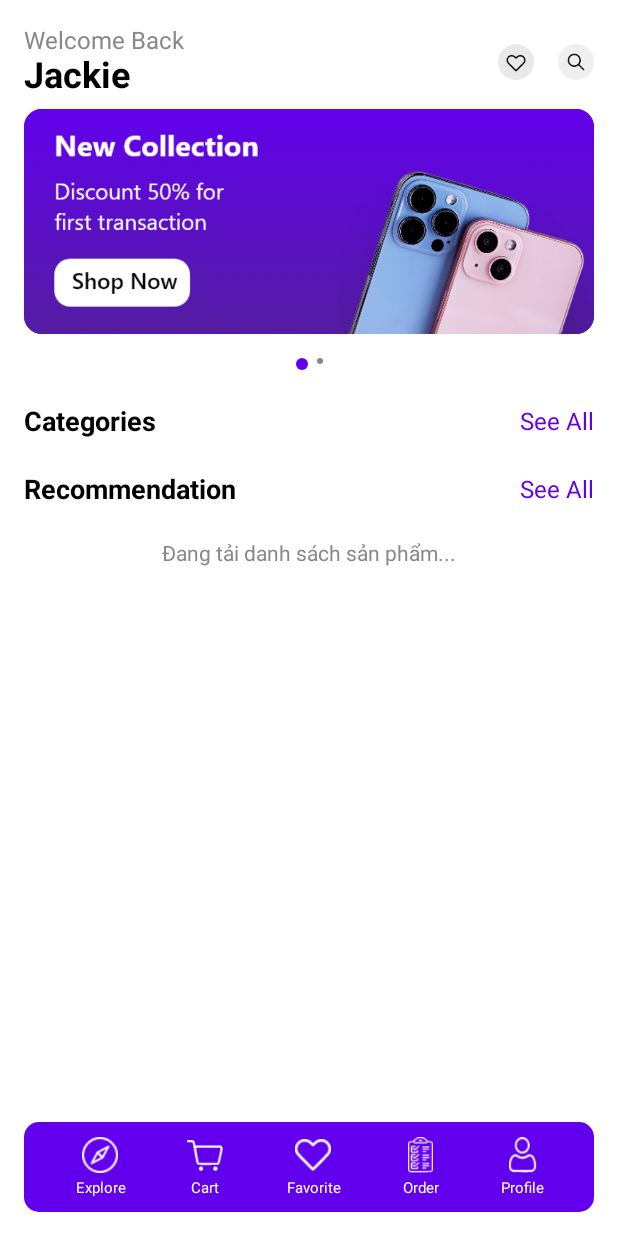
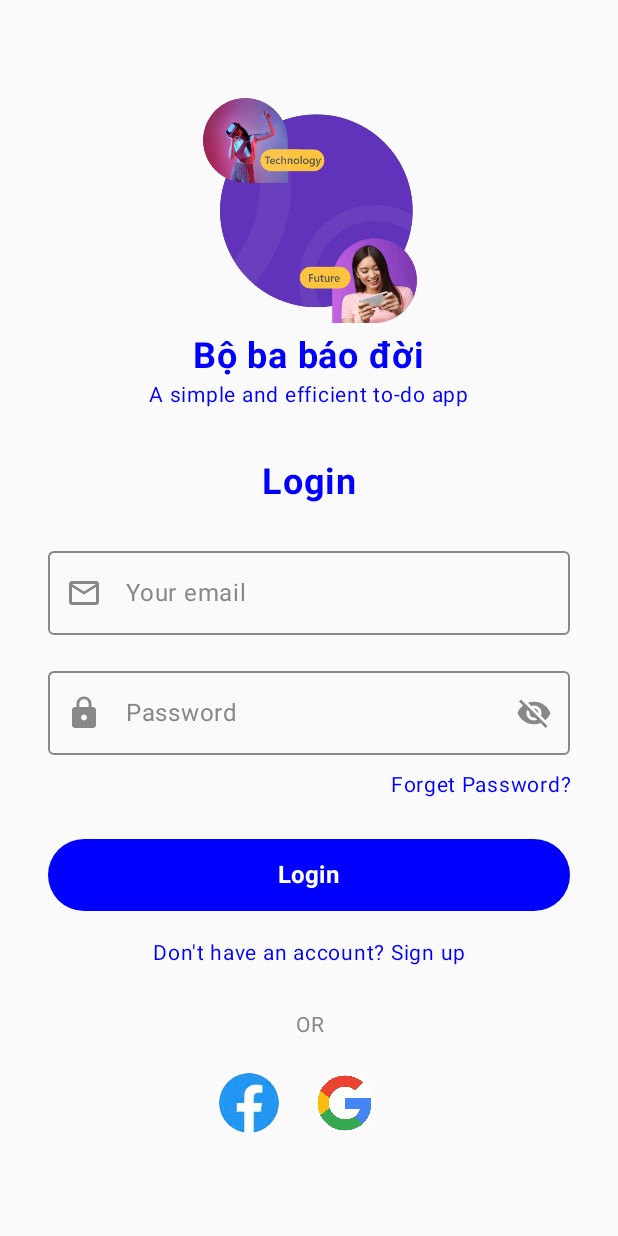
Before and after one commit to NgoCongTuyen/APPBANLAPTOP, an Android app built with Jetpack Compose: the screen it shows after launch (MainActivity before the commit, LoginActivity after it), after a tap on an icon or button, on a phone screen of 412 x 824 dp. Run offline under Robolectric (Android 15) with nearby library versions, the phone set to English and light mode, and no system bars; our stand-ins replace Firebase (no records; nobody signed in at launch, a user with empty details on screens opened directly).

Commit message:
update sign-in

```diff
--- a/app/src/main/java/com/example/appbanlaptop/Activity/IntroActivity.kt
+++ b/app/src/main/java/com/example/appbanlaptop/Activity/IntroActivity.kt
@@ -45,7 +45,7 @@ class IntroActivity : ComponentActivity() {
         setContent {
             APPBANLAPTOPTheme {  // Thêm dòng này để bọc theme
                 IntroScreen(onClick = {
-                    startActivity(Intent(this, MainActivity::class.java))
+                    startActivity(Intent(this, LoginActivity::class.java))
                     finish()
                 })
             }
--- /dev/null
+++ b/app/src/main/java/com/example/appbanlaptop/Activity/LoginActivity.kt
@@ -0,0 +1,105 @@
+package com.example.appbanlaptop.Activity
+
+import android.content.Intent
+import android.os.Bundle
+import android.util.Log
+import androidx.activity.ComponentActivity
+import androidx.activity.compose.setContent
+import androidx.activity.result.contract.ActivityResultContracts
+import androidx.lifecycle.ViewModelProvider
+import com.example.appbanlaptop.MainActivity
+import com.example.appbanlaptop.R
+import com.example.appbanlaptop.ui.theme.APPBANLAPTOPTheme
+import com.google.android.gms.auth.api.signin.GoogleSignIn
+import com.google.android.gms.auth.api.signin.GoogleSignInClient
+import com.google.android.gms.auth.api.signin.GoogleSignInOptions
+import com.google.android.gms.common.api.ApiException
+import com.google.firebase.auth.FirebaseAuth
+import com.google.firebase.auth.GoogleAuthProvider
+import com.google.firebase.database.FirebaseDatabase
+
+class LoginActivity : ComponentActivity() {
+
+    private lateinit var googleSignInClient: GoogleSignInClient
+    private lateinit var viewModel: LoginViewModel
+
+    private val googleSignInLauncher = registerForActivityResult(ActivityResultContracts.StartActivityForResult()) { result ->
+        val task = GoogleSignIn.getSignedInAccountFromIntent(result.data)
+        try {
+            val account = task.getResult(ApiException::class.java)
+            firebaseAuthWithGoogle(account.idToken!!)
+        } catch (e: ApiException) {
+            Log.e("GoogleSignInError", "Google Sign-In failed: ${e.statusCode} - ${e.message}", e)
+            viewModel.errorMessage.value = "Google Sign-In failed: ${e.statusCode} - ${e.message}"        }
+    }
+
+    override fun onCreate(savedInstanceState: Bundle?) {
+        super.onCreate(savedInstanceState)
+
+        // Khởi tạo Google Sign-In
+        val gso = GoogleSignInOptions.Builder(GoogleSignInOptions.DEFAULT_SIGN_IN)
+            .requestIdToken("312176967841-vi09lepvd4htvomtt475t5krk8qhd71b.apps.googleusercontent.com")
+            .requestEmail()
+            .build()
+        googleSignInClient = GoogleSignIn.getClient(this, gso)
+
+        // Khởi tạo ViewModel
+        viewModel = ViewModelProvider(this).get(LoginViewModel::class.java)
+
+        setContent {
+            APPBANLAPTOPTheme {
+                LoginScreen(
+                    viewModel = viewModel,
+                    onLoginSuccess = {
+                        startActivity(Intent(this, MainActivity::class.java))
+                        finish()
+                    },
+                    onSignUpClicked = {
+                        startActivity(Intent(this, SignUpActivity::class.java))
+                        finish()
+                    },
+                    onGoogleSignInClicked = {
+                        signInWithGoogle()
+                    }
+                )
+            }
+        }
+    }
+
+    private fun firebaseAuthWithGoogle(idToken: String) {
+        val credential = GoogleAuthProvider.getCredential(idToken, null)
+        FirebaseAuth.getInstance().signInWithCredential(credential)
+            .addOnCompleteListener(this) { task ->
+                if (task.isSuccessful) {
+                    Log.d("FirebaseAuth", "Google Sign-In successful")
+                    val user = FirebaseAuth.getInstance().currentUser
+                    user?.let {
+                        // Lưu thông tin người dùng vào Realtime Database
+                        val database = FirebaseDatabase.getInstance()
+                        val userRef = database.getReference("users").child(it.uid)
+                        val userData = mapOf(
+                            "email" to it.email,
+                            "displayName" to it.displayName,
+                            "createdAt" to System.currentTimeMillis()
+                        )
+                        userRef.setValue(userData)
+                            .addOnSuccessListener {
+                                viewModel.errorMessage.value = null
+                                startActivity(Intent(this, MainActivity::class.java))
+                                finish()
+                            }
+                            .addOnFailureListener { e ->
+                                viewModel.errorMessage.value = "Failed to save user data: ${e.message}"
+                            }
+                    }
+                } else {
+                    Log.e("FirebaseAuth", "Authentication failed: ${task.exception?.message}", task.exception)
+                    viewModel.errorMessage.value = "Authentication failed: ${task.exception?.message}"                }
+            }
+    }
+
+    fun signInWithGoogle() {
+        val signInIntent = googleSignInClient.signInIntent
+        googleSignInLauncher.launch(signInIntent)
+    }
+}
--- /dev/null
+++ b/app/src/main/java/com/example/appbanlaptop/Activity/LoginScreen.kt
@@ -0,0 +1,239 @@
+package com.example.appbanlaptop.Activity
+
+import androidx.compose.foundation.Image
+import androidx.compose.foundation.clickable
+import androidx.compose.foundation.layout.*
+import androidx.compose.foundation.shape.RoundedCornerShape
+import androidx.compose.foundation.text.KeyboardOptions
+import androidx.compose.material.icons.Icons
+import androidx.compose.material.icons.filled.Lock
+import androidx.compose.material.icons.filled.MailOutline
+import androidx.compose.material.icons.filled.Visibility
+import androidx.compose.material.icons.filled.VisibilityOff
+import androidx.compose.material3.*
+import androidx.compose.runtime.*
+import androidx.compose.ui.Alignment
+import androidx.compose.ui.Modifier
+import androidx.compose.ui.draw.clip
+import androidx.compose.ui.graphics.Color
+import androidx.compose.ui.res.painterResource
+import androidx.compose.ui.text.font.FontWeight
+import androidx.compose.ui.text.input.KeyboardType
+import androidx.compose.ui.text.input.PasswordVisualTransformation
+import androidx.compose.ui.text.input.VisualTransformation
+import androidx.compose.ui.text.style.TextAlign
+import androidx.compose.ui.unit.dp
+import androidx.compose.ui.unit.sp
+import com.example.appbanlaptop.R
+
+@OptIn(ExperimentalMaterial3Api::class)
+@Composable
+fun LoginScreen(
+    viewModel: LoginViewModel,
+    onLoginSuccess: () -> Unit,
+    onSignUpClicked: () -> Unit, // Callback cho Sign Up
+    onGoogleSignInClicked: () -> Unit // Callback cho Google Sign-In
+) {
+    Column(
+        modifier = Modifier
+            .fillMaxSize()
+            .padding(16.dp),
+        verticalArrangement = Arrangement.Center,
+        horizontalAlignment = Alignment.CenterHorizontally
+    ) {
+        // Logo
+        Image(
+            painter = painterResource(id = R.drawable.intro_logo),
+            contentDescription = "Logo",
+            modifier = Modifier.size(150.dp)
+        )
+        Spacer(modifier = Modifier.height(8.dp))
+
+        // Tiêu đề và mô tả
+        Text(
+            text = "Bộ ba báo đời",
+            fontSize = 24.sp,
+            fontWeight = FontWeight.Bold,
+            color = Color.Blue
+        )
+        Text(
+            text = "A simple and efficient to-do app",
+            fontSize = 14.sp,
+            color = Color.Blue
+        )
+        Spacer(modifier = Modifier.height(32.dp))
+
+        // Tiêu đề "Login"
+        Text(
+            text = "Login",
+            fontSize = 24.sp,
+            fontWeight = FontWeight.Bold,
+            color = Color.Blue,
+            modifier = Modifier.fillMaxWidth(),
+            textAlign = TextAlign.Center
+        )
+        Spacer(modifier = Modifier.height(24.dp))
+
+        // Trường nhập Email
+        OutlinedTextField(
+            value = viewModel.email.value,
+            onValueChange = { viewModel.email.value = it },
+            label = { Text("Your email") },
+            leadingIcon = {
+                Icon(
+                    imageVector = Icons.Default.MailOutline,
+                    contentDescription = "Email Icon",
+                    tint = Color.Gray
+                )
+            },
+            modifier = Modifier
+                .fillMaxWidth()
+                .padding(horizontal = 16.dp),
+            colors = TextFieldDefaults.outlinedTextFieldColors(
+                focusedBorderColor = Color.Blue,
+                unfocusedBorderColor = Color.Gray,
+                focusedLabelColor = Color.Blue,
+                unfocusedLabelColor = Color.Gray
+            ),
+            keyboardOptions = KeyboardOptions(keyboardType = KeyboardType.Email),
+            enabled = !viewModel.isLoading.value
+        )
+        Spacer(modifier = Modifier.height(16.dp))
+
+        // Trường nhập Password
+        OutlinedTextField(
+            value = viewModel.password.value,
+            onValueChange = { viewModel.password.value = it },
+            label = { Text("Password") },
+            leadingIcon = {
+                Icon(
+                    imageVector = Icons.Default.Lock,
+                    contentDescription = "Password Icon",
+                    tint = Color.Gray
+                )
+            },
+            trailingIcon = {
+                IconButton(onClick = { viewModel.passwordVisible.value = !viewModel.passwordVisible.value }) {
+                    Icon(
+                        imageVector = if (viewModel.passwordVisible.value) Icons.Default.Visibility else Icons.Default.VisibilityOff,
+                        contentDescription = "Toggle password visibility",
+                        tint = Color.Gray
+                    )
+                }
+            },
+            modifier = Modifier
+                .fillMaxWidth()
+                .padding(horizontal = 16.dp),
+            visualTransformation = if (viewModel.passwordVisible.value) VisualTransformation.None else PasswordVisualTransformation(),
+            colors = TextFieldDefaults.outlinedTextFieldColors(
+                focusedBorderColor = Color.Blue,
+                unfocusedBorderColor = Color.Gray,
+                focusedLabelColor = Color.Blue,
+                unfocusedLabelColor = Color.Gray
+            ),
+            keyboardOptions = KeyboardOptions(keyboardType = KeyboardType.Password),
+            enabled = !viewModel.isLoading.value
+        )
+        Spacer(modifier = Modifier.height(8.dp))
+
+        // Liên kết "Forget Password?"
+        Text(
+            text = "Forget Password?",
+            fontSize = 14.sp,
+            color = Color.Blue,
+            modifier = Modifier
+                .fillMaxWidth()
+                .padding(horizontal = 16.dp)
+                .clickable { viewModel.onForgetPasswordClicked() },
+            textAlign = TextAlign.End
+        )
+        Spacer(modifier = Modifier.height(24.dp))
+
+        // Hiển thị thông báo lỗi (nếu có)
+        viewModel.errorMessage.value?.let { error ->
+            Text(
+                text = error,
+                color = Color.Red,
+                fontSize = 14.sp,
+                modifier = Modifier
+                    .fillMaxWidth()
+                    .padding(horizontal = 16.dp),
+                textAlign = TextAlign.Center
+            )
+            Spacer(modifier = Modifier.height(16.dp))
+        }
+
+        // Nút "Login"
+        Button(
+            onClick = { viewModel.onLoginClicked(onLoginSuccess) },
+            modifier = Modifier
+                .fillMaxWidth()
+                .padding(horizontal = 16.dp)
+                .height(48.dp),
+            shape = RoundedCornerShape(24.dp),
+            colors = ButtonDefaults.buttonColors(containerColor = Color.Blue),
+            enabled = !viewModel.isLoading.value
+        ) {
+            if (viewModel.isLoading.value) {
+                CircularProgressIndicator(
+                    color = Color.White,
+                    modifier = Modifier.size(24.dp)
+                )
+            } else {
+                Text(
+                    text = "Login",
+                    fontSize = 16.sp,
+                    fontWeight = FontWeight.Bold,
+                    color = Color.White
+                )
+            }
+        }
+        Spacer(modifier = Modifier.height(16.dp))
+
+        // Liên kết "Don't have an account? Sign up"
+        Text(
+            text = "Don't have an account? Sign up",
+            fontSize = 14.sp,
+            color = Color.Blue,
+            modifier = Modifier
+                .fillMaxWidth()
+                .clickable { viewModel.onSignUpClicked(onSignUpClicked) },
+            textAlign = TextAlign.Center
+        )
+        Spacer(modifier = Modifier.height(24.dp))
+
+        // Phần "OR"
+        Text(
+            text = "OR",
+            fontSize = 14.sp,
+            color = Color.Gray,
+            modifier = Modifier.fillMaxWidth(),
+            textAlign = TextAlign.Center
+        )
+        Spacer(modifier = Modifier.height(16.dp))
+
+        // Biểu tượng mạng xã hội
+        Row(
+            modifier = Modifier.fillMaxWidth(),
+            horizontalArrangement = Arrangement.Center,
+            verticalAlignment = Alignment.CenterVertically
+        ) {
+            IconButton(onClick = { viewModel.onSocialLoginClicked("Facebook", onGoogleSignInClicked) }) {
+                Image(
+                    painter = painterResource(id = R.drawable.facebook),
+                    contentDescription = "Facebook",
+                    modifier = Modifier.size(40.dp)
+                )
+            }
+            Spacer(modifier = Modifier.width(16.dp))
+            IconButton(onClick = { viewModel.onSocialLoginClicked("Google", onGoogleSignInClicked) }) {
+                Image(
+                    painter = painterResource(id = R.drawable.google),
+                    contentDescription = "Google",
+                    modifier = Modifier.size(40.dp)
+                )
+            }
+            Spacer(modifier = Modifier.width(16.dp))
+        }
+    }
+}
--- a/app/src/main/java/com/example/appbanlaptop/ViewModel/MainViewModel.kt
+++ b/app/src/main/java/com/example/appbanlaptop/ViewModel/MainViewModel.kt
@@ -5,6 +5,7 @@ import androidx.compose.runtime.mutableStateListOf
 import androidx.lifecycle.ViewModel
 import com.example.appbanlaptop.CategoryItem
 import com.example.appbanlaptop.Model.ProductItem
+import com.google.firebase.auth.FirebaseAuth
 import com.google.firebase.database.DataSnapshot
 import com.google.firebase.database.DatabaseError
 import com.google.firebase.database.FirebaseDatabase
```
Also changed, not shown: app/build.gradle.kts (+18 -0 lines), app/src/main/AndroidManifest.xml (+3 -4 lines), app/src/main/java/com/example/appbanlaptop/Activity/SignUpActivity.kt (added, +253 -0 lines), app/src/main/java/com/example/appbanlaptop/MainActivity.kt (+12 -2 lines), app/src/main/java/com/example/appbanlaptop/ViewModel/LoginViewModel.kt (added, +57 -0 lines), app/src/main/res/drawable/facebook.png (added), app/src/main/res/drawable/google.png (added), 1 other file.
